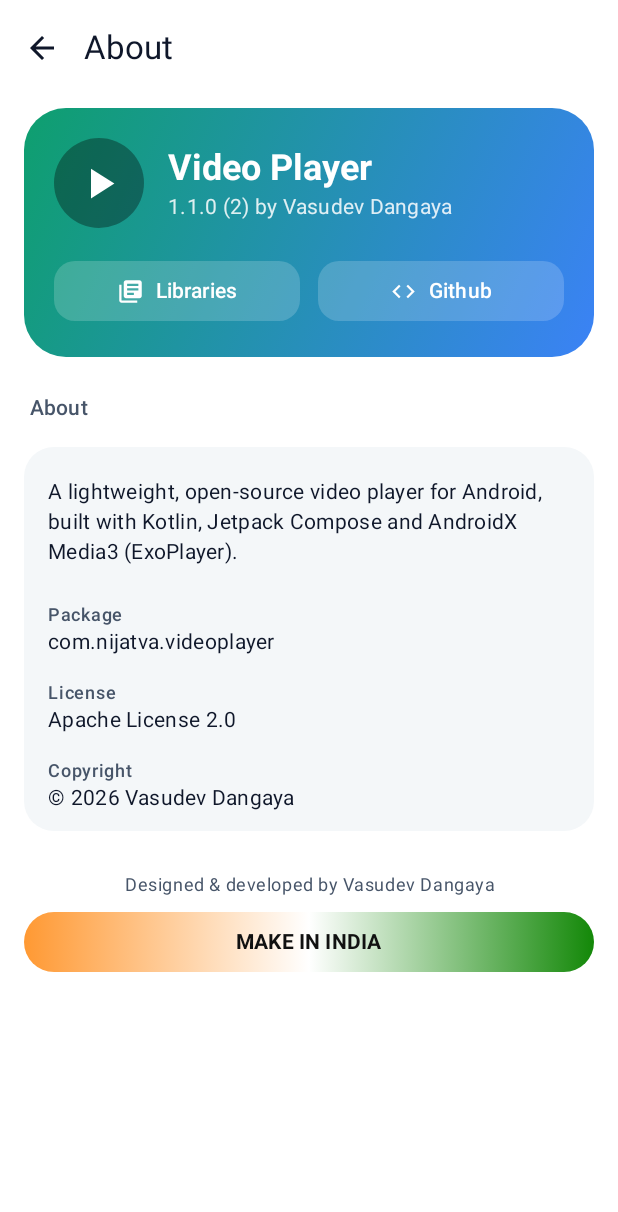
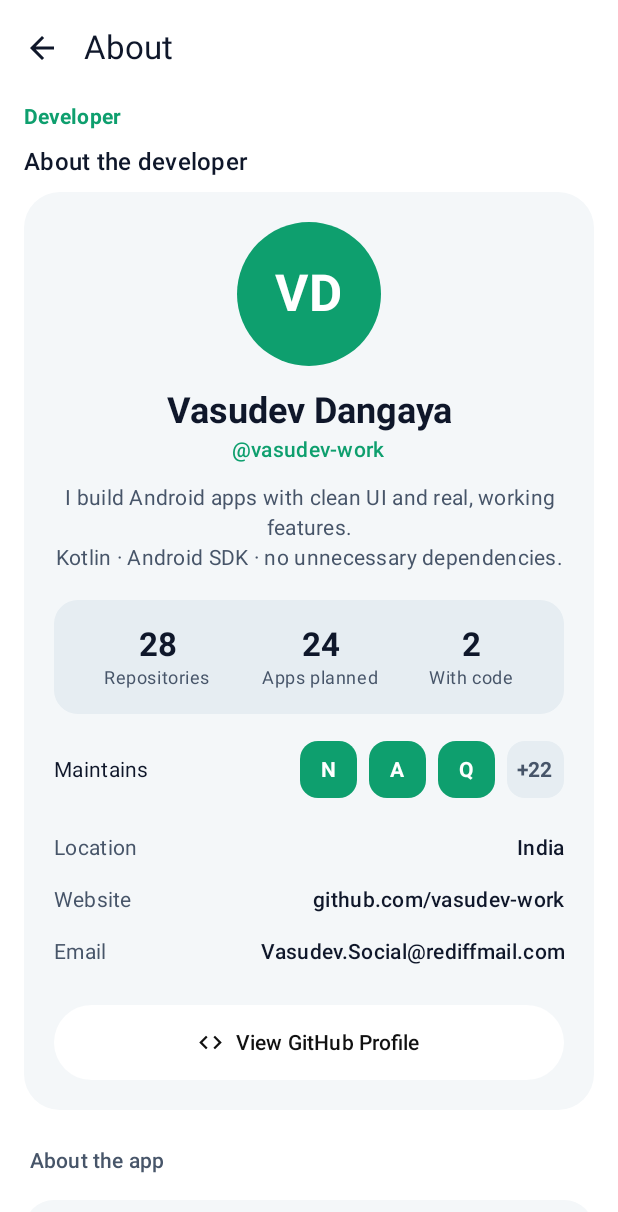
Before and after one commit to nijatva/nijatva-video-player, an Android app built with Jetpack Compose: the AboutScreen screen opened through its navigation route, on a phone screen of 412 x 824 dp. Shown: the top 1212 px of the screen. Run offline under Robolectric (Android 15) with nearby library versions, the phone set to English and light mode, and no system bars.

Commit message:
About: developer card layout (avatar, bio, stats, maintains, contact, GitHub button) + Make in India footer

```diff
--- a/app/src/main/java/com/nijatva/videoplayer/ui/settings/AboutScreen.kt
+++ b/app/src/main/java/com/nijatva/videoplayer/ui/settings/AboutScreen.kt
@@ -3,6 +3,7 @@ package com.nijatva.videoplayer.ui.settings
 import android.content.Intent
 import android.net.Uri
 import androidx.compose.foundation.background
+import androidx.compose.foundation.clickable
 import androidx.compose.foundation.layout.Arrangement
 import androidx.compose.foundation.layout.Box
 import androidx.compose.foundation.layout.Column
@@ -20,11 +21,11 @@ import androidx.compose.foundation.shape.RoundedCornerShape
 import androidx.compose.material.icons.Icons
 import androidx.compose.material.icons.filled.Code
 import androidx.compose.material.icons.filled.LibraryBooks
-import androidx.compose.material.icons.filled.PlayArrow
 import androidx.compose.material3.Button
 import androidx.compose.material3.ButtonDefaults
 import androidx.compose.material3.Icon
 import androidx.compose.material3.MaterialTheme
+import androidx.compose.material3.OutlinedButton
 import androidx.compose.material3.Text
 import androidx.compose.runtime.Composable
 import androidx.compose.ui.Alignment
@@ -36,12 +37,16 @@ import androidx.compose.ui.platform.LocalContext
 import androidx.compose.ui.text.font.FontWeight
 import androidx.compose.ui.text.style.TextAlign
 import androidx.compose.ui.unit.dp
+import androidx.compose.ui.unit.sp
 import com.nijatva.videoplayer.BuildConfig
 import com.nijatva.videoplayer.ui.components.SectionHeader
 import com.nijatva.videoplayer.ui.components.SettingsGroup
 import com.nijatva.videoplayer.ui.components.ZScreen
 
 private const val REPO_URL = "https://github.com/vasudev-work/nijatva-video-player"
+private const val PROFILE_URL = "https://github.com/vasudev-work"
+private const val WEBSITE = "github.com/vasudev-work"
+private const val EMAIL = "Vasudev.Social@rediffmail.com"
 
 @Composable
 fun AboutScreen(onBack: () -> Unit, onOpenLibraries: () -> Unit) {
@@ -57,83 +62,130 @@ fun AboutScreen(onBack: () -> Unit, onOpenLibraries: () -> Unit) {
             modifier = modifier.fillMaxSize().padding(horizontal = 16.dp),
             verticalArrangement = Arrangement.spacedBy(8.dp),
         ) {
-            /* ---- hero card, follows the chosen accent ---- */
             item {
+                Spacer(Modifier.height(4.dp))
+                Text(
+                    "Developer",
+                    style = MaterialTheme.typography.labelLarge,
+                    fontWeight = FontWeight.Bold,
+                    color = scheme.primary,
+                )
                 Spacer(Modifier.height(8.dp))
+                Text(
+                    "About the developer",
+                    style = MaterialTheme.typography.titleMedium,
+                    fontWeight = FontWeight.SemiBold,
+                )
+            }
+
+            /* ---------- developer card ---------- */
+            item {
+                Column(
+                    modifier = Modifier
+                        .fillMaxWidth()
+                        .clip(RoundedCornerShape(24.dp))
+                        .background(scheme.surface)
+                        .padding(20.dp),
+                    horizontalAlignment = Alignment.CenterHorizontally,
+                ) {
                     Box(
                         modifier = Modifier
-                        .fillMaxWidth()
-                        .clip(RoundedCornerShape(28.dp))
-                        .background(Brush.linearGradient(listOf(scheme.primary, scheme.secondary)))
-                        .padding(20.dp),
-                ) {
-                    Column {
-                        Row(verticalAlignment = Alignment.CenterVertically) {
-                            Box(
-                                modifier = Modifier
-                                    .size(60.dp)
+                            .size(96.dp)
                             .clip(CircleShape)
-                                    .background(Color.Black.copy(alpha = 0.34f)),
+                            .background(scheme.primary),
                         contentAlignment = Alignment.Center,
                     ) {
-                                Icon(
-                                    Icons.Filled.PlayArrow,
-                                    contentDescription = null,
-                                    tint = Color.White,
-                                    modifier = Modifier.size(34.dp),
+                        Text(
+                            "VD",
+                            color = scheme.onPrimary,
+                            fontSize = 34.sp,
+                            fontWeight = FontWeight.Bold,
                         )
                     }
-                            Spacer(Modifier.width(16.dp))
-                            Column {
+
+                    Spacer(Modifier.height(14.dp))
                     Text(
-                                    "Video Player",
+                        "Vasudev Dangaya",
                         style = MaterialTheme.typography.headlineSmall,
                         fontWeight = FontWeight.Bold,
-                                    color = Color.White,
+                        textAlign = TextAlign.Center,
                     )
                     Text(
-                                    "${BuildConfig.VERSION_NAME} (${BuildConfig.VERSION_CODE}) by Vasudev Dangaya",
+                        "@vasudev-work",
                         style = MaterialTheme.typography.bodyMedium,
-                                    color = Color.White.copy(alpha = 0.85f),
+                        color = scheme.primary,
+                        fontWeight = FontWeight.SemiBold,
                     )
-                            }
+
+                    Spacer(Modifier.height(12.dp))
+                    Text(
+                        "I build Android apps with clean UI and real, working features.\nKotlin · Android SDK · no unnecessary dependencies.",
+                        style = MaterialTheme.typography.bodyMedium,
+                        color = scheme.onSurfaceVariant,
+                        textAlign = TextAlign.Center,
+                    )
+
+                    Spacer(Modifier.height(18.dp))
+
+                    /* stats */
+                    Row(
+                        modifier = Modifier
+                            .fillMaxWidth()
+                            .clip(RoundedCornerShape(16.dp))
+                            .background(scheme.surfaceVariant)
+                            .padding(vertical = 16.dp),
+                        horizontalArrangement = Arrangement.SpaceEvenly,
+                    ) {
+                        StatColumn("28", "Repositories")
+                        StatColumn("24", "Apps planned")
+                        StatColumn("2", "With code")
                     }
 
                     Spacer(Modifier.height(18.dp))
 
-                        Row(horizontalArrangement = Arrangement.spacedBy(12.dp)) {
+                    /* maintains */
+                    Row(
+                        modifier = Modifier.fillMaxWidth(),
+                        horizontalArrangement = Arrangement.spacedBy(8.dp),
+                        verticalAlignment = Alignment.CenterVertically,
+                    ) {
+                        Text(
+                            "Maintains",
+                            style = MaterialTheme.typography.bodyMedium,
+                            modifier = Modifier.weight(1f),
+                        )
+                        MaintainChip("N")
+                        MaintainChip("A")
+                        MaintainChip("Q")
+                        MaintainChip("+22", muted = true)
+                    }
+
+                    Spacer(Modifier.height(16.dp))
+
+                    InfoRow("Location", "India")
+                    InfoRow("Website", WEBSITE)
+                    InfoRow("Email", EMAIL)
+
+                    Spacer(Modifier.height(18.dp))
+
                     Button(
-                                onClick = onOpenLibraries,
-                                modifier = Modifier.weight(1f),
-                                shape = RoundedCornerShape(14.dp),
+                        onClick = { openUrl(PROFILE_URL) },
+                        modifier = Modifier.fillMaxWidth().height(50.dp),
+                        shape = RoundedCornerShape(50),
                         colors = ButtonDefaults.buttonColors(
-                                    containerColor = Color.White.copy(alpha = 0.18f),
-                                    contentColor = Color.White,
-                                ),
-                            ) {
-                                Icon(Icons.Filled.LibraryBooks, contentDescription = null, modifier = Modifier.size(18.dp))
-                                Spacer(Modifier.width(8.dp))
-                                Text("Libraries", fontWeight = FontWeight.SemiBold)
-                            }
-                            Button(
-                                onClick = { openUrl(REPO_URL) },
-                                modifier = Modifier.weight(1f),
-                                shape = RoundedCornerShape(14.dp),
-                                colors = ButtonDefaults.buttonColors(
-                                    containerColor = Color.White.copy(alpha = 0.18f),
-                                    contentColor = Color.White,
+                            containerColor = Color.White,
+                            contentColor = Color(0xFF111111),
                         ),
                     ) {
                         Icon(Icons.Filled.Code, contentDescription = null, modifier = Modifier.size(18.dp))
                         Spacer(Modifier.width(8.dp))
-                                Text("Github", fontWeight = FontWeight.SemiBold)
-                            }
-                        }
+                        Text("View GitHub Profile", fontWeight = FontWeight.SemiBold)
                     }
                 }
             }
 
-            item { SectionHeader("About") }
+            /* ---------- app info ---------- */
+            item { SectionHeader("About the app") }
             item {
                 SettingsGroup {
                     Column(Modifier.padding(16.dp)) {
@@ -143,6 +195,10 @@ fun AboutScreen(onBack: () -> Unit, onOpenLibraries: () -> Unit) {
                         )
                     }
                     Column(Modifier.padding(horizontal = 16.dp, vertical = 8.dp)) {
+                        Text("Version", style = MaterialTheme.typography.labelMedium, color = scheme.onSurfaceVariant)
+                        Text("${BuildConfig.VERSION_NAME} (${BuildConfig.VERSION_CODE})", style = MaterialTheme.typography.bodyMedium)
+                    }
+                    Column(Modifier.padding(horizontal = 16.dp, vertical = 8.dp)) {
                         Text("Package", style = MaterialTheme.typography.labelMedium, color = scheme.onSurfaceVariant)
                         Text(BuildConfig.APPLICATION_ID, style = MaterialTheme.typography.bodyMedium)
                     }
@@ -150,14 +206,22 @@ fun AboutScreen(onBack: () -> Unit, onOpenLibraries: () -> Unit) {
                         Text("License", style = MaterialTheme.typography.labelMedium, color = scheme.onSurfaceVariant)
                         Text("Apache License 2.0", style = MaterialTheme.typography.bodyMedium)
                     }
-                    Column(Modifier.padding(horizontal = 16.dp, vertical = 8.dp)) {
-                        Text("Copyright", style = MaterialTheme.typography.labelMedium, color = scheme.onSurfaceVariant)
-                        Text("© 2026 Vasudev Dangaya", style = MaterialTheme.typography.bodyMedium)
+                    Row(
+                        modifier = Modifier
+                            .fillMaxWidth()
+                            .clickable(onClick = onOpenLibraries)
+                            .padding(16.dp),
+                        verticalAlignment = Alignment.CenterVertically,
+                    ) {
+                        Icon(Icons.Filled.LibraryBooks, contentDescription = null, modifier = Modifier.size(18.dp), tint = scheme.primary)
+                        Spacer(Modifier.width(10.dp))
+                        Text("Open-source libraries", style = MaterialTheme.typography.bodyMedium, modifier = Modifier.weight(1f))
+                        Text("›", style = MaterialTheme.typography.titleMedium, color = scheme.onSurfaceVariant)
                     }
                 }
             }
 
-            /* ---- footer ---- */
+            /* ---------- footer ---------- */
             item {
                 Column(
                     modifier = Modifier.fillMaxWidth().padding(top = 20.dp, bottom = 8.dp),
@@ -174,7 +238,11 @@ fun AboutScreen(onBack: () -> Unit, onOpenLibraries: () -> Unit) {
                         modifier = Modifier
                             .fillMaxWidth()
                             .clip(RoundedCornerShape(50))
-                            .background(Brush.horizontalGradient(listOf(Color(0xFFFF9933), Color(0xFFFFFFFF), Color(0xFF138808))))
+                            .background(
+                                Brush.horizontalGradient(
+                                    listOf(Color(0xFFFF9933), Color(0xFFFFFFFF), Color(0xFF138808)),
+                                ),
+                            )
                             .padding(vertical = 10.dp),
                         contentAlignment = Alignment.Center,
                     ) {
@@ -191,3 +259,55 @@ fun AboutScreen(onBack: () -> Unit, onOpenLibraries: () -> Unit) {
         }
     }
 }
+
+@Composable
+private fun StatColumn(value: String, label: String) {
+    Column(horizontalAlignment = Alignment.CenterHorizontally) {
+        Text(value, style = MaterialTheme.typography.titleLarge, fontWeight = FontWeight.Bold)
+        Text(
+            label,
+            style = MaterialTheme.typography.bodySmall,
+            color = MaterialTheme.colorScheme.onSurfaceVariant,
+        )
+    }
+}
+
+@Composable
+private fun MaintainChip(text: String, muted: Boolean = false) {
+    val scheme = MaterialTheme.colorScheme
+    Box(
+        modifier = Modifier
+            .size(38.dp)
+            .clip(RoundedCornerShape(12.dp))
+            .background(if (muted) scheme.surfaceVariant else scheme.primary),
+        contentAlignment = Alignment.Center,
+    ) {
+        Text(
+            text,
+            color = if (muted) scheme.onSurfaceVariant else scheme.onPrimary,
+            style = MaterialTheme.typography.labelLarge,
+            fontWeight = FontWeight.Bold,
+        )
+    }
+}
+
+@Composable
+private fun InfoRow(label: String, value: String) {
+    Row(
+        modifier = Modifier.fillMaxWidth().padding(vertical = 7.dp),
+        verticalAlignment = Alignment.CenterVertically,
+    ) {
+        Text(
+            label,
+            style = MaterialTheme.typography.bodyMedium,
+            color = MaterialTheme.colorScheme.onSurfaceVariant,
+            modifier = Modifier.weight(1f),
+        )
+        Text(
+            value,
+            style = MaterialTheme.typography.bodyMedium,
+            fontWeight = FontWeight.Medium,
+            textAlign = TextAlign.End,
+        )
+    }
+}
```
Lines whose indentation alone changed are shown as unchanged.
